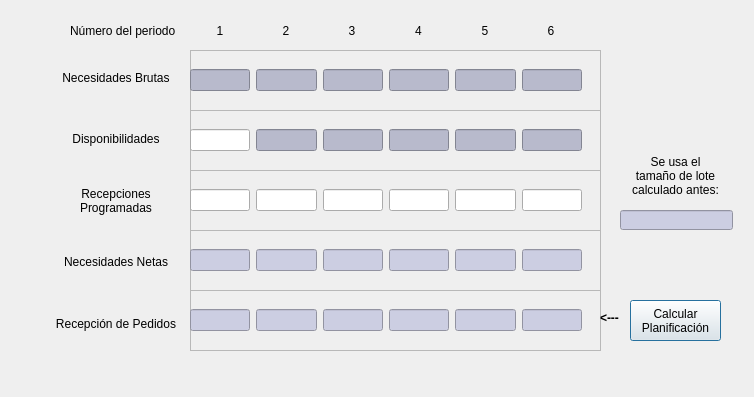
DavidRedrejo/organizacion_ind, file dialog_plan.ui: the form before one commit.
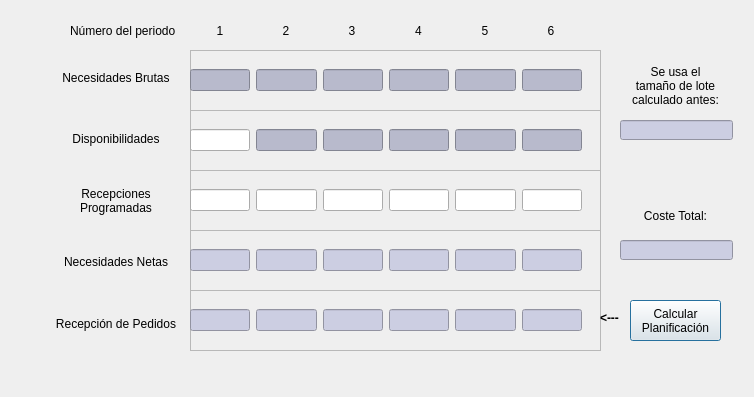
The form after the commit.

The edit to the form file:
```diff
--- a/dialog_plan.ui
+++ b/dialog_plan.ui
@@ -893,7 +893,7 @@
    <property name="geometry">
     <rect>
      <x>620</x>
-     <y>150</y>
+     <y>60</y>
      <width>111</width>
      <height>51</height>
     </rect>
@@ -916,7 +916,7 @@
    <property name="geometry">
     <rect>
      <x>620</x>
-     <y>210</y>
+     <y>120</y>
      <width>113</width>
      <height>20</height>
     </rect>
@@ -975,6 +975,51 @@
     <string>&lt;---</string>
    </property>
   </widget>
+  <widget class="QLineEdit" name="line_coste_total">
+   <property name="geometry">
+    <rect>
+     <x>620</x>
+     <y>240</y>
+     <width>113</width>
+     <height>20</height>
+    </rect>
+   </property>
+   <property name="font">
+    <font>
+     <pointsize>9</pointsize>
+    </font>
+   </property>
+   <property name="styleSheet">
+    <string notr="true">background-color: rgb(204, 206, 226);</string>
+   </property>
+   <property name="alignment">
+    <set>Qt::AlignCenter</set>
+   </property>
+   <property name="readOnly">
+    <bool>true</bool>
+   </property>
+  </widget>
+  <widget class="QLabel" name="label_15">
+   <property name="geometry">
+    <rect>
+     <x>620</x>
+     <y>200</y>
+     <width>111</width>
+     <height>31</height>
+    </rect>
+   </property>
+   <property name="font">
+    <font>
+     <pointsize>9</pointsize>
+    </font>
+   </property>
+   <property name="text">
+    <string>Coste Total:</string>
+   </property>
+   <property name="alignment">
+    <set>Qt::AlignCenter</set>
+   </property>
+  </widget>
  </widget>
  <resources/>
  <connections/>
```
